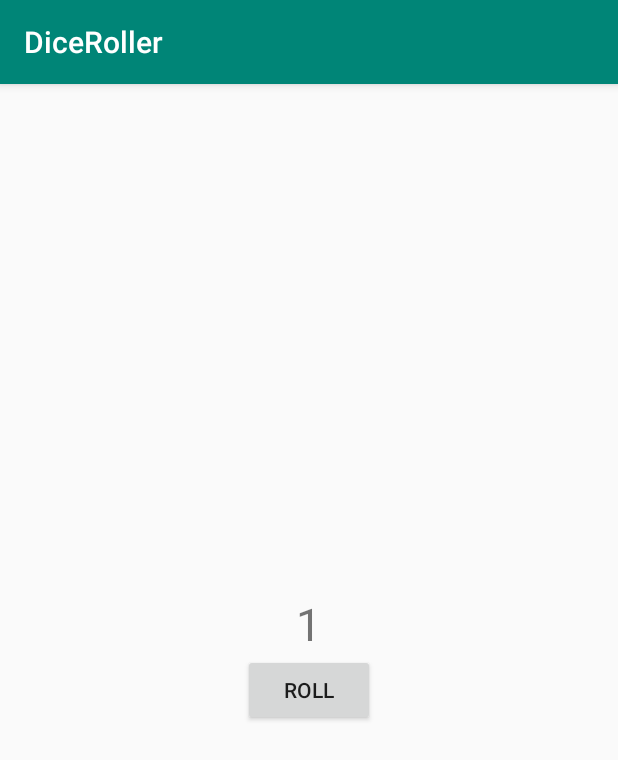
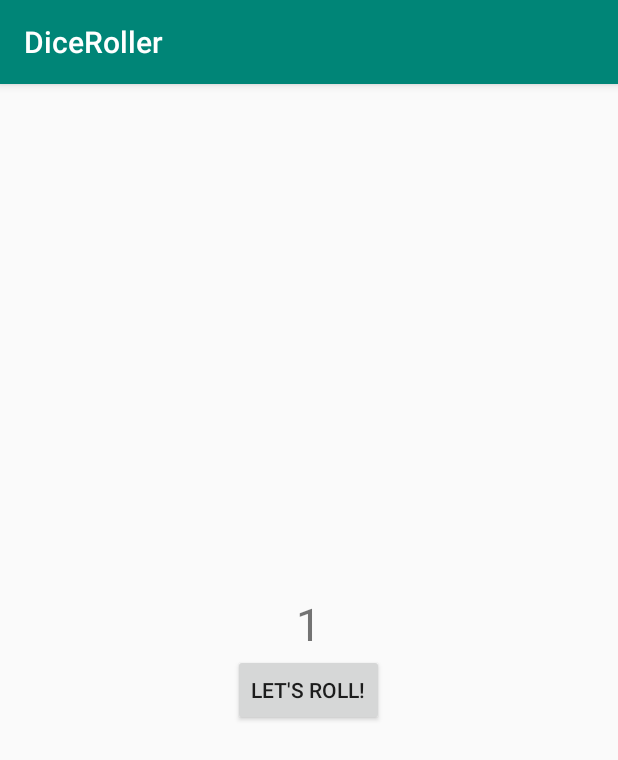
Before and after one commit to nishikawa-shi/app-ud9012-lesson1, an Android app: the screen it shows after launch (MainActivity), on a phone screen of 412 x 824 dp. Shown: the top 760 px of the screen. Run offline under Robolectric (Android 15) with nearby library versions, the phone set to English and light mode, and no system bars.

Commit message:
サイコロを振るボタンのラベルを動的に設定できるようにした

```diff
--- a/app/src/main/java/com/ntetz/android/diceroller/MainActivity.kt
+++ b/app/src/main/java/com/ntetz/android/diceroller/MainActivity.kt
@@ -2,11 +2,14 @@ package com.ntetz.android.diceroller
 
 import android.support.v7.app.AppCompatActivity
 import android.os.Bundle
+import android.widget.Button
 
 class MainActivity : AppCompatActivity() {
 
     override fun onCreate(savedInstanceState: Bundle?) {
         super.onCreate(savedInstanceState)
         setContentView(R.layout.activity_main)
+        val rollButton: Button = this.findViewById(R.id.roll_button)
+        rollButton.text = this.getString(R.string.roll_button_default)
     }
 }
--- a/app/src/main/res/layout/activity_main.xml
+++ b/app/src/main/res/layout/activity_main.xml
@@ -15,6 +15,7 @@
             android:text="@string/default_result"/>
 
     <Button
+            android:id="@+id/roll_button"
             android:layout_width="wrap_content"
             android:layout_height="wrap_content"
             android:layout_gravity="center_horizontal"
--- a/app/src/main/res/values/strings.xml
+++ b/app/src/main/res/values/strings.xml
@@ -2,4 +2,5 @@
     <string name="app_name">DiceRoller</string>
     <string name="default_result">1</string>
     <string name="roll">roll</string>
+    <string name="roll_button_default">Let\'s roll!</string>
 </resources>
```
